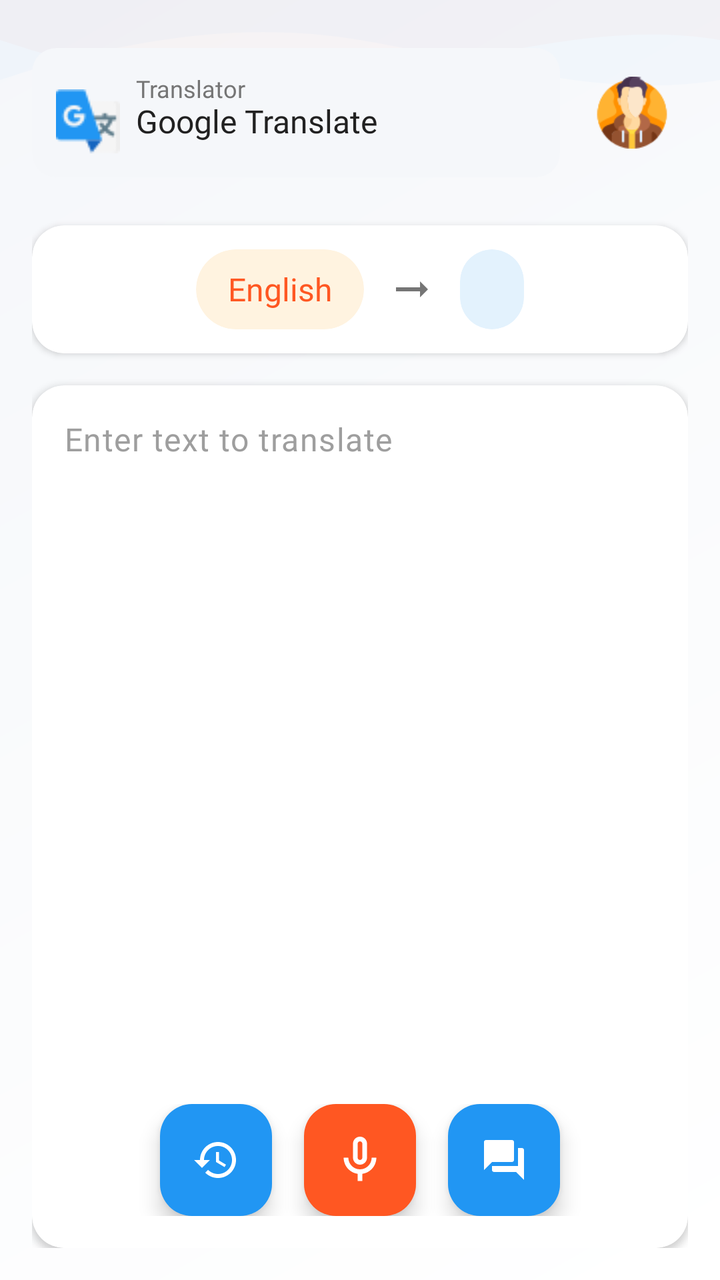
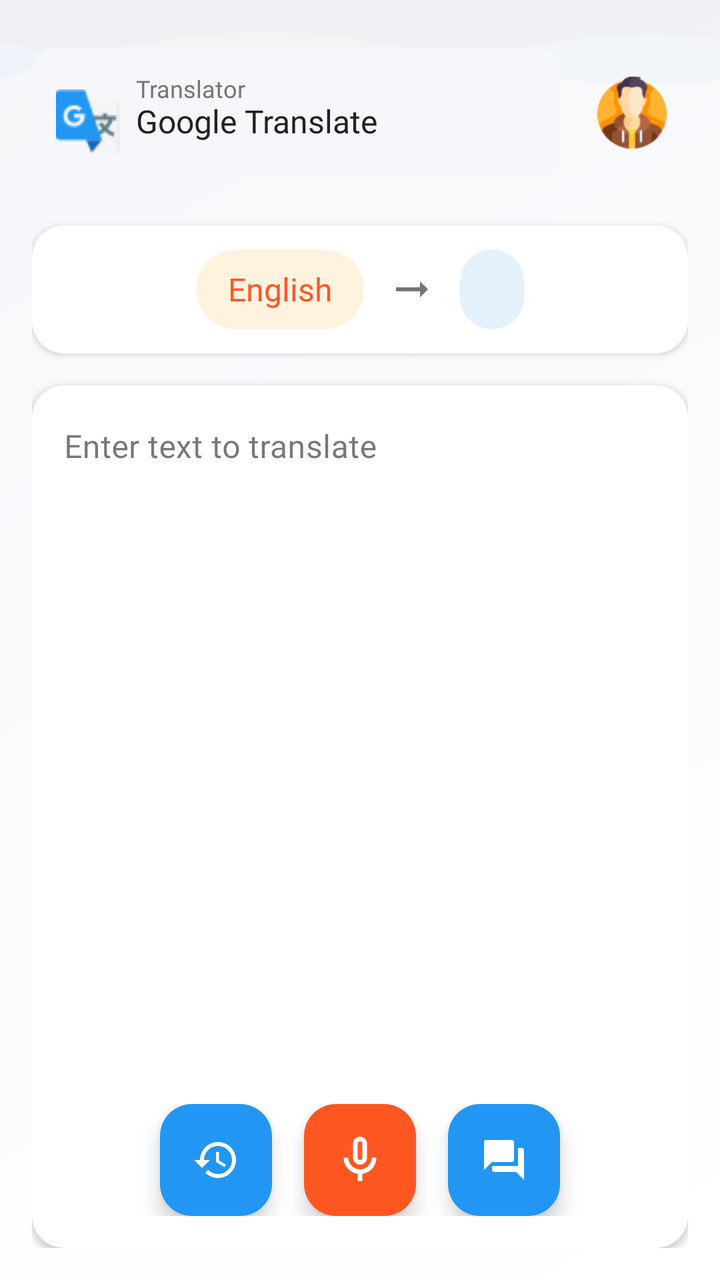

Two renders of the same Android screen: before a commit and after it. Below are the layout's source before the change and the commit's diff.
<!-- AndroidManifest.xml: application theme Theme.Material3.Light.NoActionBar -->
<!-- res/layout/fragment_basictranslation.xml -->
<?xml version="1.0" encoding="utf-8"?>
<RelativeLayout xmlns:android="http://schemas.android.com/apk/res/android"
    xmlns:app="http://schemas.android.com/apk/res-auto"
    xmlns:tools="http://schemas.android.com/tools"
    android:layout_width="match_parent"
    android:layout_height="match_parent"
    android:background="@drawable/translation_background_gradient"
    android:windowSoftInputMode="adjustResize"
    tools:context=".fragments.BasicTranslationFragment">

    
    <ImageView
        android:layout_width="match_parent"
        android:layout_height="80dp"
        android:layout_alignParentTop="true"
        android:scaleType="fitXY"
        android:src="@drawable/wave_pattern" />

    
    <LinearLayout
        android:layout_width="match_parent"
        android:layout_height="match_parent"
        android:orientation="vertical"
        android:padding="16dp">

        
        <LinearLayout
            android:layout_width="match_parent"
            android:layout_height="wrap_content"
            android:orientation="horizontal"
            android:layout_marginTop="8dp"
            android:layout_marginBottom="24dp"
            android:gravity="center_vertical">

            <androidx.cardview.widget.CardView
                android:id="@+id/translatorSection"
                android:layout_width="0dp"
                android:layout_height="wrap_content"
                android:layout_weight="1"
                android:clickable="true"
                android:focusable="true"
                android:foreground="?attr/selectableItemBackground"
                app:cardCornerRadius="12dp"
                app:cardElevation="0dp"
                app:cardBackgroundColor="#F5F7FA">

                <LinearLayout
                    android:layout_width="match_parent"
                    android:layout_height="wrap_content"
                    android:orientation="vertical"
                    android:padding="12dp">

                    <TextView
                        android:layout_width="wrap_content"
                        android:layout_height="wrap_content"
                        android:text="Translator"
                        android:textColor="#757575"
                        android:textSize="12sp"
                        android:fontFamily="@font/poppins"
                        android:layout_marginStart="40dp" />

                    <LinearLayout
                        android:layout_width="wrap_content"
                        android:layout_height="wrap_content"
                        android:orientation="horizontal"
                        android:gravity="center_vertical"
                        android:layout_marginTop="-8dp">

                        <ImageView
                            android:id="@+id/translatorIcon"
                            android:layout_width="32dp"
                            android:layout_height="32dp"
                            android:scaleType="fitCenter"
                            android:src="@drawable/translator_icon_google" />

                        <TextView
                            android:id="@+id/currentTranslatorText"
                            android:layout_width="wrap_content"
                            android:layout_height="wrap_content"
                            android:layout_marginStart="8dp"
                            android:fontFamily="@font/poppins_semibold"
                            android:text="Google Translate"
                            android:textColor="#212121"
                            android:textSize="16sp" />

                    </LinearLayout>
                </LinearLayout>
            </androidx.cardview.widget.CardView>

            
            <TextView
                android:id="@+id/modeFeedbackText"
                android:layout_width="wrap_content"
                android:layout_height="wrap_content"
                android:layout_marginStart="8dp"
                android:layout_marginEnd="8dp"
                android:background="@drawable/rounded_background"
                android:fontFamily="@font/poppins"
                android:paddingHorizontal="10dp"
                android:paddingVertical="6dp"
                android:text="Casual Mode"
                android:textColor="#FFFFFF"
                android:textSize="12sp"
                android:visibility="gone"
                android:alpha="0" />

            <ImageButton
                android:id="@+id/formalityToggleButton"
                android:layout_width="56dp"
                android:layout_height="56dp"
                android:layout_marginStart="8dp"
                android:padding="10dp"
                android:scaleType="fitCenter"
                android:src="@drawable/translation_mode_casual"
                android:contentDescription="@string/translation_mode_toggle_description"
                android:background="?attr/selectableItemBackgroundBorderless"
                app:tint="@null" />

        </LinearLayout>

        
        <androidx.cardview.widget.CardView
            android:layout_width="match_parent"
            android:layout_height="wrap_content"
            android:layout_marginBottom="16dp"
            app:cardCornerRadius="16dp"
            app:cardElevation="2dp">

            <LinearLayout
                android:layout_width="match_parent"
                android:layout_height="wrap_content"
                android:gravity="center"
                android:orientation="horizontal"
                android:padding="12dp">

                <androidx.cardview.widget.CardView
                    android:id="@+id/languageCard"
                    android:layout_width="wrap_content"
                    android:layout_height="40dp"
                    app:cardCornerRadius="20dp"
                    app:cardElevation="0dp"
                    app:cardBackgroundColor="#FFF3E0">

                    <TextView
                        android:id="@+id/currentLanguageLabel"
                        android:layout_width="wrap_content"
                        android:layout_height="match_parent"
                        android:gravity="center"
                        android:paddingHorizontal="16dp"
                        android:fontFamily="@font/poppins"
                        android:text="English"
                        android:textColor="#FF5722"
                        android:textSize="16sp" />

                </androidx.cardview.widget.CardView>

                <ImageView
                    android:layout_width="24dp"
                    android:layout_height="24dp"
                    android:layout_marginHorizontal="12dp"
                    android:src="@drawable/ic_arrow_translate"
                    app:tint="#757575" />

                <androidx.cardview.widget.CardView
                    android:layout_width="wrap_content"
                    android:layout_height="40dp"
                    app:cardCornerRadius="20dp"
                    app:cardElevation="0dp"
                    app:cardBackgroundColor="#E3F2FD">

                    <Spinner
                        android:id="@+id/languageSpinner"
                        android:layout_width="wrap_content"
                        android:layout_height="match_parent"
                        android:layout_marginHorizontal="16dp"
                        android:background="@null"
                        android:fontFamily="@font/poppins"
                        android:spinnerMode="dropdown" />

                </androidx.cardview.widget.CardView>
            </LinearLayout>
        </androidx.cardview.widget.CardView>

        
        <androidx.cardview.widget.CardView
            android:id="@+id/resultCard"
            android:layout_width="match_parent"
            android:layout_height="0dp"
            android:layout_weight="1.2"
            android:layout_marginBottom="16dp"
            android:visibility="gone"
            app:cardCornerRadius="16dp"
            app:cardElevation="2dp">

            <RelativeLayout
                android:layout_width="match_parent"
                android:layout_height="match_parent">

                <FrameLayout
                    android:layout_width="match_parent"
                    android:layout_height="match_parent"
                    android:padding="16dp">

                    <ScrollView
                        android:layout_width="match_parent"
                        android:layout_height="match_parent"
                        android:fillViewport="true">

                        <TextView
                            android:id="@+id/txtTranslatedText"
                            android:layout_width="match_parent"
                            android:layout_height="wrap_content"
                            android:fontFamily="@font/poppins"
                            android:gravity="center"
                            android:textColor="#9E9E9E"
                            android:textSize="18sp"
                            android:paddingBottom="16dp"/>

                    </ScrollView>

                    <pl.droidsonroids.gif.GifImageView
                        android:id="@+id/translatingAnimation"
                        android:layout_width="200dp"
                        android:layout_height="200dp"
                        android:layout_gravity="center"
                        android:src="@drawable/translating2"
                        android:visibility="gone"
                        android:scaleType="fitCenter"/>

                </FrameLayout>

                <com.google.android.material.floatingactionbutton.FloatingActionButton
                    android:id="@+id/stopTranslationButton"
                    android:layout_width="wrap_content"
                    android:layout_height="wrap_content"
                    android:layout_alignParentEnd="true"
                    android:layout_alignParentBottom="true"
                    android:layout_margin="16dp"
                    android:src="@drawable/ic_close"
                    android:visibility="gone"
                    app:backgroundTint="#F44336"
                    app:tint="#FFFFFF" />

            </RelativeLayout>

        </androidx.cardview.widget.CardView>

        
        <androidx.cardview.widget.CardView
            android:layout_width="match_parent"
            android:layout_height="0dp"
            android:layout_weight="0.5"
            app:cardCornerRadius="16dp"
            app:cardElevation="2dp">

            <RelativeLayout
                android:layout_width="match_parent"
                android:layout_height="match_parent">

                
                <ScrollView
                    android:layout_width="match_parent"
                    android:layout_height="match_parent"
                    android:layout_marginBottom="80dp"
                    android:fillViewport="true">

                    <com.google.android.material.textfield.TextInputLayout
                        android:id="@+id/textInputLayout"
                        android:layout_width="match_parent"
                        android:layout_height="wrap_content"
                        android:background="@null"
                        app:boxBackgroundMode="none"
                        app:hintEnabled="false"
                        app:endIconMode="none">

                        <com.google.android.material.textfield.TextInputEditText
                            android:id="@+id/textInputEditText"
                            android:layout_width="match_parent"
                            android:layout_height="match_parent"
                            android:background="@null"
                            android:fontFamily="@font/poppins"
                            android:gravity="top"
                            android:hint="Enter text to translate"
                            android:inputType="textMultiLine"
                            android:padding="16dp"
                            android:scrollbars="vertical"
                            android:textColor="#212121"
                            android:textColorHint="#9E9E9E"
                            android:textSize="16sp" />
                    </com.google.android.material.textfield.TextInputLayout>
                </ScrollView>

                
                <RelativeLayout
                    android:layout_width="match_parent"
                    android:layout_height="wrap_content"
                    android:layout_alignParentBottom="true"
                    android:layout_marginBottom="16dp">
                
                    
                    <com.google.android.material.button.MaterialButton
                        android:id="@+id/clearButton"
                        android:layout_width="wrap_content"
                        android:layout_height="48dp"
                        android:layout_centerHorizontal="true"
                        android:layout_centerVertical="true"
                        android:text="Clear"
                        android:textColor="#FFFFFF"
                        android:textSize="14sp"
                        android:fontFamily="@font/poppins"
                        android:paddingHorizontal="16dp"
                        android:visibility="gone"
                        app:cornerRadius="24dp"
                        app:elevation="2dp"
                        android:insetTop="0dp"
                        android:insetBottom="0dp"
                        app:backgroundTint="#9E9E9E" />
                        
                    
                    <com.google.android.material.floatingactionbutton.FloatingActionButton
                        android:id="@+id/btnHistory"
                        android:layout_width="56dp"
                        android:layout_height="56dp"
                        android:layout_toStartOf="@+id/startSpeakingButton"
                        android:layout_marginEnd="16dp"
                        android:layout_centerVertical="true"
                        android:src="@drawable/ic_history"
                        android:contentDescription="Translation history"
                        android:scaleType="center"
                        app:fabSize="normal"
                        app:maxImageSize="24dp"
                        app:backgroundTint="#2196F3"
                        app:tint="#FFFFFF" />
                    
                    
                    <com.google.android.material.floatingactionbutton.FloatingActionButton
                        android:id="@+id/startSpeakingButton"
                        android:layout_width="64dp"
                        android:layout_height="64dp"
                        android:layout_centerInParent="true"
                        android:src="@drawable/ic_mic"
                        android:contentDescription="Speech recognition"
                        android:scaleType="center"
                        app:fabSize="normal"
                        app:maxImageSize="28dp"
                        app:backgroundTint="#FF5722"
                        app:tint="#FFFFFF" />
                       
                    
                    <com.google.android.material.floatingactionbutton.FloatingActionButton
                        android:id="@+id/startConversationButton"
                        android:layout_width="56dp"
                        android:layout_height="56dp"
                        android:layout_toEndOf="@+id/startSpeakingButton"
                        android:layout_marginStart="16dp"
                        android:layout_centerVertical="true"
                        android:src="@drawable/ic_conversational"
                        android:contentDescription="Conversation mode"
                        android:scaleType="center"
                        app:fabSize="normal"
                        app:maxImageSize="24dp"
                        app:backgroundTint="#2196F3"
                        app:tint="#FFFFFF" />

                    
                    <com.google.android.material.button.MaterialButton
                        android:id="@+id/translateButton"
                        android:layout_width="wrap_content"
                        android:layout_height="48dp"
                        android:layout_centerHorizontal="true"
                        android:layout_centerVertical="true"
                        android:text="Translate"
                        android:textColor="#FFFFFF"
                        android:textSize="14sp"
                        android:fontFamily="@font/poppins"
                        android:paddingHorizontal="16dp"
                        android:visibility="gone"
                        app:cornerRadius="24dp"
                        app:elevation="2dp"
                        android:insetTop="0dp"
                        android:insetBottom="0dp"
                        app:backgroundTint="#2196F3" />
                </RelativeLayout>

            </RelativeLayout>
        </androidx.cardview.widget.CardView>

    </LinearLayout>
</RelativeLayout>
<!-- resources referenced by this layout -->
<resources>
  <!-- drawable ic_arrow_translate (drawable) -->
  <?xml version="1.0" encoding="utf-8"?>
  <vector xmlns:android="http://schemas.android.com/apk/res/android"
      android:width="24dp"
      android:height="24dp"
      android:viewportWidth="24"
      android:viewportHeight="24">
      <path
          android:fillColor="#757575"
          android:pathData="M16.01,11H4v2h12.01v3L20,12l-3.99,-4V11z"/>
  </vector>
  <!-- drawable ic_close (drawable) -->
  <vector xmlns:android="http://schemas.android.com/apk/res/android"
      android:width="24dp"
      android:height="24dp"
      android:viewportWidth="24"
      android:viewportHeight="24">
      <path
          android:fillColor="#FFFFFF"
          android:pathData="M19,6.41L17.59,5 12,10.59 6.41,5 5,6.41 10.59,12 5,17.59 6.41,19 12,13.41 17.59,19 19,17.59 13.41,12z"/>
  </vector>
  <!-- drawable ic_conversational (drawable) -->
  <vector xmlns:android="http://schemas.android.com/apk/res/android"
      android:width="24dp"
      android:height="24dp"
      android:viewportWidth="24"
      android:viewportHeight="24">
      <path
          android:fillColor="#FFFFFF"
          android:pathData="M21,6h-2v9L6,15v2c0,0.55 0.45,1 1,1h11l4,4L22,7c0,-0.55 -0.45,-1 -1,-1zM17,12L17,3c0,-0.55 -0.45,-1 -1,-1L3,2c-0.55,0 -1,0.45 -1,1v14l4,-4h10c0.55,0 1,-0.45 1,-1z"/>
  </vector>
  <!-- drawable ic_history (drawable) -->
  <?xml version="1.0" encoding="utf-8"?>
  <vector xmlns:android="http://schemas.android.com/apk/res/android"
      android:width="24dp"
      android:height="24dp"
      android:viewportWidth="24"
      android:viewportHeight="24">
      <path
          android:fillColor="#000000"
          android:pathData="M13,3c-4.97,0 -9,4.03 -9,9L1,12l3.89,3.89 0.07,0.14L9,12L6,12c0,-3.87 3.13,-7 7,-7s7,3.13 7,7 -3.13,7 -7,7c-1.93,0 -3.68,-0.79 -4.94,-2.06l-1.42,1.42C8.27,19.99 10.51,21 13,21c4.97,0 9,-4.03 9,-9s-4.03,-9 -9,-9zM12,8v5l4.28,2.54 0.72,-1.21 -3.5,-2.08L13.5,8L12,8z"/>
  </vector>
  <!-- drawable ic_mic (drawable) -->
  <vector xmlns:android="http://schemas.android.com/apk/res/android"
      android:width="24dp"
      android:height="24dp"
      android:viewportWidth="24"
      android:viewportHeight="24">
      <path
          android:fillColor="#FF5722"
          android:pathData="M12,14c1.66,0 3,-1.34 3,-3V5c0,-1.66 -1.34,-3 -3,-3S9,3.34 9,5v6C9,12.66 10.34,14 12,14zM11,5c0,-0.55 0.45,-1 1,-1s1,0.45 1,1v6c0,0.55 -0.45,1 -1,1s-1,-0.45 -1,-1V5z"/>
      <path
          android:fillColor="#FF5722"
          android:pathData="M17,11c0,2.76 -2.24,5 -5,5s-5,-2.24 -5,-5H5c0,3.53 2.61,6.43 6,6.92V21h2v-3.08c3.39,-0.49 6,-3.39 6,-6.92H17z"/>
  </vector>
  <!-- drawable rounded_background (drawable) -->
  <?xml version="1.0" encoding="utf-8"?>
  <shape xmlns:android="http://schemas.android.com/apk/res/android">
      <solid android:color="#333333" />
      <corners android:radius="20dp" />
  </shape>
  <!-- drawable translating2: gif bitmap (drawable, 337468 bytes) -->
  <!-- drawable translation_background_gradient (drawable) -->
  <?xml version="1.0" encoding="utf-8"?>
  <shape xmlns:android="http://schemas.android.com/apk/res/android">
      <gradient
          android:angle="135"
          android:endColor="#F5F7FA"
          android:startColor="#FFFFFF" />
  </shape>
  <!-- drawable translator_icon_google: png bitmap (drawable, 1291 bytes) -->
  <!-- drawable wave_pattern (drawable) -->
  <?xml version="1.0" encoding="utf-8"?>
  <vector xmlns:android="http://schemas.android.com/apk/res/android"
      android:width="360dp"
      android:height="80dp"
      android:viewportWidth="360"
      android:viewportHeight="80">
      <path
          android:fillAlpha="0.03"
          android:fillColor="#FF5722"
          android:pathData="M0,20C60,40 120,50 180,40C240,30 300,10 360,20V0H0V20Z"/>
      <path
          android:fillAlpha="0.03"
          android:fillColor="#2196F3"
          android:pathData="M0,40C60,20 120,10 180,20C240,30 300,50 360,40V0H0V40Z"/>
  </vector>
  <string name="translation_mode_toggle_description">Toggle between formal and casual translation modes</string>
  <!-- unchanged entries left out for length: 1 -->
</resources>

<!-- the commit's change to res/layout/fragment_basictranslation.xml (unified diff, before → after) -->
@@ -213,7 +213,7 @@
                             android:fontFamily="@font/poppins"
                             android:gravity="center"
                             android:textColor="#9E9E9E"
-                            android:textSize="18sp"
+                            android:textSize="22sp"
                             android:paddingBottom="16dp"/>
 
                     </ScrollView>
@@ -266,12 +266,12 @@
 
                     <com.google.android.material.textfield.TextInputLayout
                         android:id="@+id/textInputLayout"
+                        style="@style/Widget.MaterialComponents.TextInputLayout.OutlinedBox"
                         android:layout_width="match_parent"
                         android:layout_height="wrap_content"
-                        android:background="@null"
-                        app:boxBackgroundMode="none"
-                        app:hintEnabled="false"
-                        app:endIconMode="none">
+                        app:endIconMode="clear_text"
+                        app:boxStrokeWidth="0dp"
+                        app:boxStrokeWidthFocused="0dp">
 
                         <com.google.android.material.textfield.TextInputEditText
                             android:id="@+id/textInputEditText"
